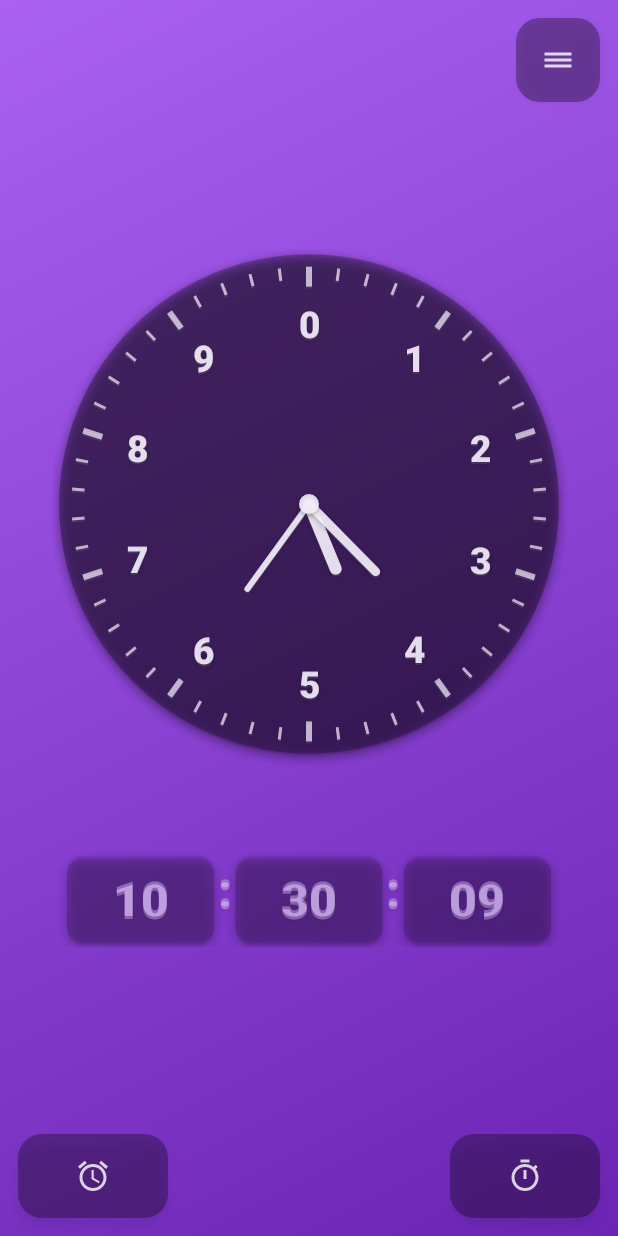
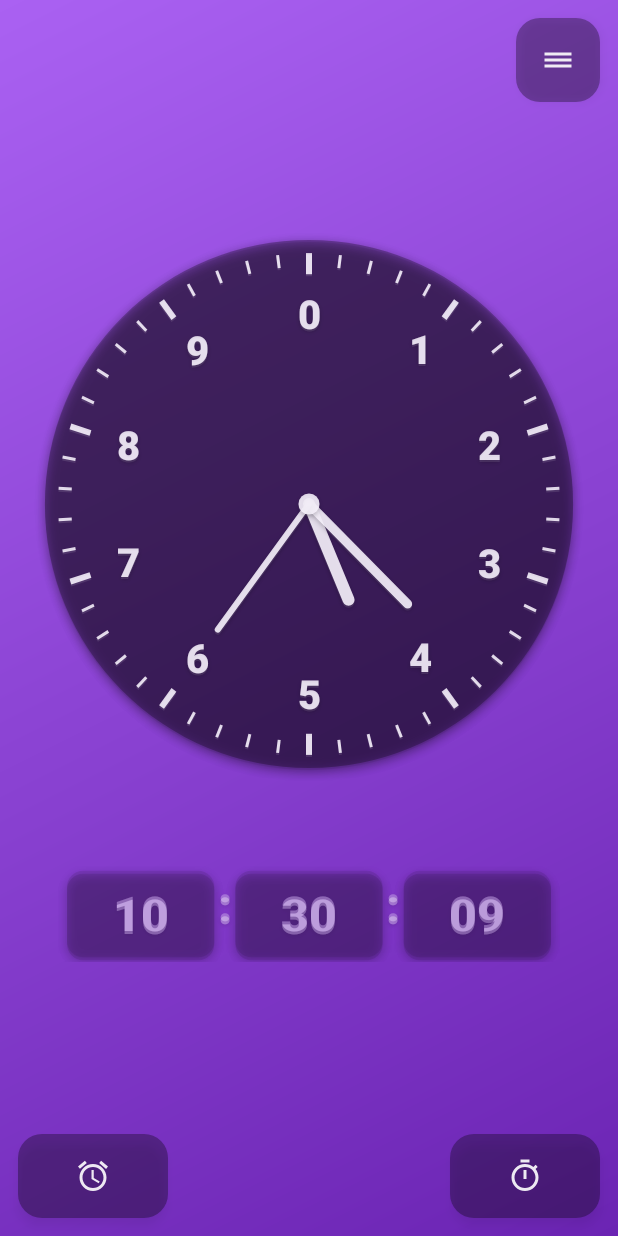
Before and after one commit to TheMrGrench/decimal-clock, an Android app: the screen it shows after launch (MainActivity), on a phone screen of 412 x 824 dp. Run offline under Robolectric (Android 15) with nearby library versions, the phone set to English and light mode, and no system bars.

Commit message:
Match all UI elements to card digit styling
Clock face improvements:
- Mark alpha: 180 → 230 (matches card digits)
- Hands 40% longer for better visibility
- Clock size: 0.85 → 0.90 width percent
- Icon tint: #CCFFFFFF → #E6FFFFFF (90% opacity matches digits)

All visual elements now consistently use:
- alpha=230 for primary elements
- Shadow: 4f, 0f, 2f
- Font: sans-serif-medium Bold
- Background: #50000000

```diff
--- a/app/src/main/java/com/decimalclock/DecimalClockView.kt
+++ b/app/src/main/java/com/decimalclock/DecimalClockView.kt
@@ -67,10 +67,10 @@ class DecimalClockView @JvmOverloads constructor(
             setShadowLayer(4f, 0f, 2f, Color.parseColor("#40000000"))
         }
 
-        // Mark paint - менее контрастный
+        // Mark paint - как цифры на карточках
         markPaint.apply {
             color = Color.WHITE
-            alpha = 180
+            alpha = 230
             style = Paint.Style.FILL
         }
 
@@ -176,14 +176,14 @@ class DecimalClockView @JvmOverloads constructor(
     }
 
     private fun drawHands(canvas: Canvas) {
-        // Hour hand (thickest, shortest)
-        drawHand(canvas, hourAngle, radius * 0.28f, 12f)
+        // Hour hand (thickest, shortest) - длиннее на 40%
+        drawHand(canvas, hourAngle, radius * 0.392f, 12f)
 
-        // Minute hand (medium)
-        drawHand(canvas, minuteAngle, radius * 0.38f, 9f)
+        // Minute hand (medium) - длиннее на 40%
+        drawHand(canvas, minuteAngle, radius * 0.532f, 9f)
 
-        // Second hand (thinnest, longest)
-        drawHand(canvas, secondAngle, radius * 0.42f, 6f)
+        // Second hand (thinnest, longest) - длиннее на 40%
+        drawHand(canvas, secondAngle, radius * 0.588f, 6f)
     }
 
     private fun drawHand(canvas: Canvas, angle: Float, length: Float, width: Float) {
--- a/app/src/main/res/layout/activity_main.xml
+++ b/app/src/main/res/layout/activity_main.xml
@@ -11,7 +11,7 @@
         android:id="@+id/clockView"
         android:layout_width="0dp"
         android:layout_height="0dp"
-        app:layout_constraintWidth_percent="0.85"
+        app:layout_constraintWidth_percent="0.90"
         app:layout_constraintDimensionRatio="1:1"
         app:layout_constraintTop_toTopOf="parent"
         app:layout_constraintBottom_toTopOf="@id/standardTimeView"
@@ -25,7 +25,7 @@
         android:id="@+id/digitalClockView"
         android:layout_width="0dp"
         android:layout_height="0dp"
-        app:layout_constraintWidth_percent="0.85"
+        app:layout_constraintWidth_percent="0.90"
         app:layout_constraintDimensionRatio="1:1"
         app:layout_constraintTop_toTopOf="parent"
         app:layout_constraintBottom_toTopOf="@id/standardTimeView"
@@ -58,7 +58,7 @@
         android:background="@drawable/button_card_style"
         android:scaleType="centerInside"
         android:padding="12dp"
-        app:tint="#CCFFFFFF"
+        app:tint="#E6FFFFFF"
         android:elevation="4dp"
         app:layout_constraintBottom_toBottomOf="parent"
         app:layout_constraintStart_toStartOf="parent" />
@@ -74,7 +74,7 @@
         android:background="@drawable/button_card_style"
         android:scaleType="centerInside"
         android:padding="12dp"
-        app:tint="#CCFFFFFF"
+        app:tint="#E6FFFFFF"
         android:elevation="4dp"
         app:layout_constraintBottom_toBottomOf="parent"
         app:layout_constraintEnd_toEndOf="parent" />
@@ -90,7 +90,7 @@
         android:background="@drawable/button_card_style"
         android:scaleType="centerInside"
         android:padding="12dp"
-        app:tint="#CCFFFFFF"
+        app:tint="#E6FFFFFF"
         android:elevation="4dp"
         app:layout_constraintTop_toTopOf="parent"
         app:layout_constraintEnd_toEndOf="parent" />
```
